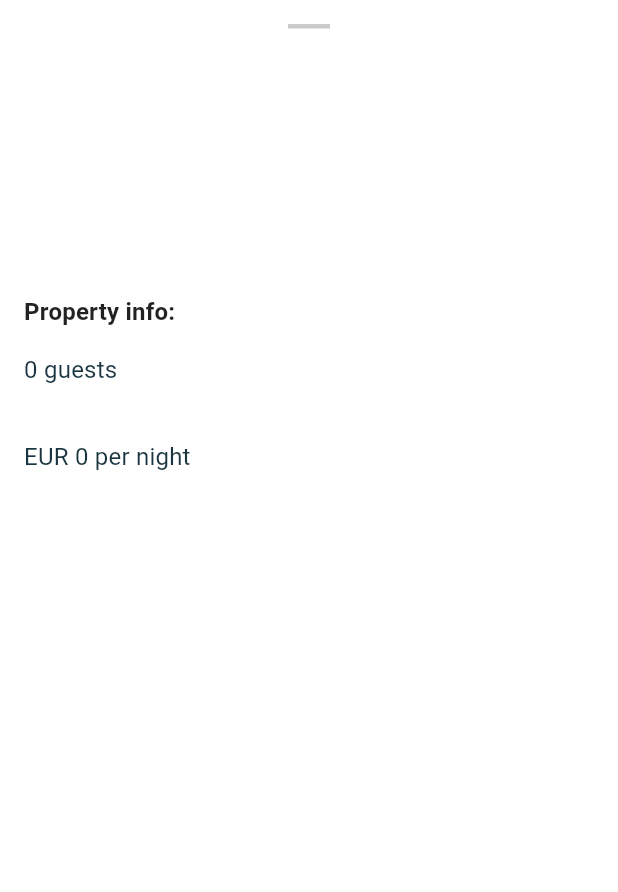
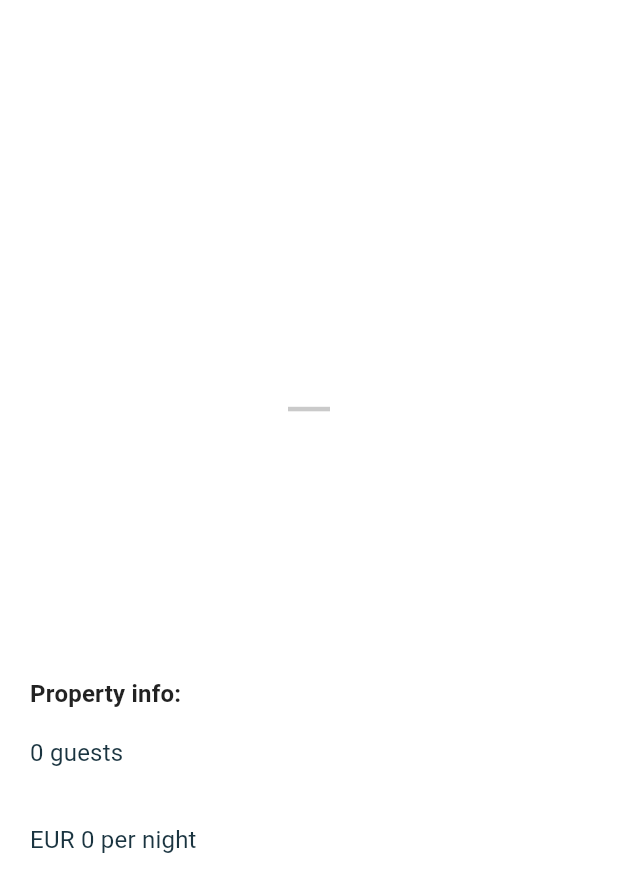
Before and after one commit to apptonio/staycation, a Flutter app: the DetailsSheet widget shown alone on an empty page, opened directly with empty values, on a phone screen of 412 x 824 dp. Shown: the top 892 px of the screen. Run offline on Flutter 3.47's test engine with Material 2 defaults, Android fonts, the phone set to English and light mode, and no system bars; our stand-ins replace dio, flutter_svg, freezed_annotation, google_fonts; network calls fail.

Commit message:
fix PR changes

```diff
--- a/lib/app.dart
+++ b/lib/app.dart
@@ -15,7 +15,7 @@ class App extends StatelessWidget {
     return MaterialApp(
       theme: theme,
       debugShowCheckedModeBanner: false,
-      initialRoute: Routes.homeScreen,
+      initialRoute: Routes.homeDetailsScreen,
       routes: {
         Routes.homeScreen: (context) => HomeScreen(),
         Routes.popularLocationsListScreen: (context) =>
--- a/lib/screens/home-details-screen/widgets/book_button.dart
+++ b/lib/screens/home-details-screen/widgets/book_button.dart
@@ -14,6 +14,9 @@ class BookButton extends StatelessWidget {
               height: 42.0,
               width: double.infinity,
               child: ElevatedButton(
+                style: ElevatedButton.styleFrom(
+                  primary: ThemeColors.mint400,
+                ),
                 onPressed: () {},
                 child: Text("BOOK YOUR STAY",
                     style: textTheme.button
--- a/lib/screens/home-details-screen/widgets/details_sheet.dart
+++ b/lib/screens/home-details-screen/widgets/details_sheet.dart
@@ -35,17 +35,25 @@ class DetailsSheet extends StatelessWidget {
 
   @override
   Widget build(BuildContext context) {
-    return Expanded(
-      child: DraggableScrollableSheet(
-        initialChildSize: 1,
-        maxChildSize: 1,
-        minChildSize: 1,
+    return DraggableScrollableSheet(
+      initialChildSize: 0.7,
+      maxChildSize: 0.95,
+      minChildSize: 0.7,
       builder: (context, scrollController) {
         return SingleChildScrollView(
             controller: scrollController,
-              child: Padding(
-                  padding: const EdgeInsets.all(16.0),
+            child: Container(
+                constraints: BoxConstraints(
+                    maxHeight: MediaQuery.of(context).size.height * 1.0),
+                padding: const EdgeInsets.fromLTRB(20, 24, 20, 100),
+                decoration: BoxDecoration(
+                  borderRadius: const BorderRadius.only(
+                      topLeft: Radius.circular(12),
+                      topRight: Radius.circular(12)),
+                  color: ThemeColors.white,
+                ),
                 child: Column(
+
                   crossAxisAlignment: CrossAxisAlignment.start,
                   children: [
                     Center(
@@ -57,8 +65,8 @@ class DetailsSheet extends StatelessWidget {
                     const SizedBox(height: 20.0),
                     Text(
                       title,
-                        style: textTheme.headline6!.merge(
-                            const TextStyle(fontWeight: FontWeight.bold)),
+                      style: textTheme.headline6!
+                          .merge(const TextStyle(fontWeight: FontWeight.bold)),
                     ),
                     const SizedBox(height: 12.0),
                     StarsBar(categorization: categorization),
@@ -95,8 +103,8 @@ class DetailsSheet extends StatelessWidget {
                     const SizedBox(height: 30.0),
                     Text(
                       'Property info:',
-                        style: textTheme.bodyText1!.merge(
-                            const TextStyle(fontWeight: FontWeight.bold)),
+                      style: textTheme.bodyText1!
+                          .merge(const TextStyle(fontWeight: FontWeight.bold)),
                     ),
                     const SizedBox(height: 20.0),
                     Text(
@@ -131,7 +139,6 @@ class DetailsSheet extends StatelessWidget {
                   ],
                 )));
       },
-      ),
     );
   }
 }
```
Also changed, not shown: lib/screens/home-details-screen/home_details_screen.dart (+11 -9 lines). Lines whose indentation alone changed are shown as unchanged.
